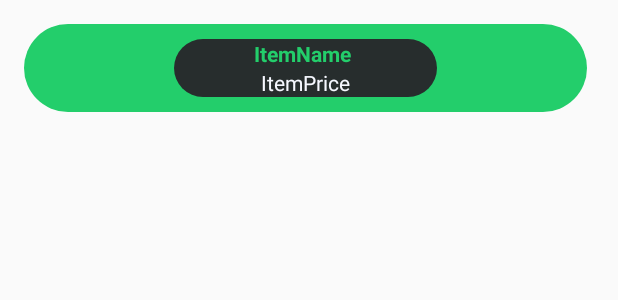
After one commit to AaronSwin/Martrack, an Android app: the layout inventory_l_layout.xml on its own in the app's theme, with its tools: preview values and no code run, on a phone screen of 412 x 824 dp. The commit adds this screen. Shown: the top 300 px of the screen. Run offline under Robolectric (Android 15) with nearby library versions, the phone set to English and light mode, and no system bars.

Commit message:
Recyler View Adapter updated (Port) - Parsing needs to be fixed

```diff
--- a/app/src/main/java/com/example/test/Storage.kt
+++ b/app/src/main/java/com/example/test/Storage.kt
@@ -24,7 +24,7 @@ import java.security.AccessControlContext
 
 object Storage {
 
-    var portList = mutableListOf<Port>()
+    var portList = ArrayList<Port>()
     var vesselList = mutableListOf<Vessel>()
     var regionList = mutableListOf<Region>()
     //Adds Vessel to list
@@ -49,7 +49,7 @@ object Storage {
         loadPort(context)
         loadRegion(context)
     }
-    fun Portparse(response: MutableList<Port>){
+    fun Portparse(response: ArrayList<Port>){
         this.portList = response
     }
     fun Vesselparse(response: MutableList<Vessel>){
@@ -126,8 +126,6 @@ object Storage {
             }
         })
     }
-
-
 }
 
 class vesselList(val vessels: List<Vessel>)
--- a/app/src/main/java/com/example/test/invAdaptePort.kt
+++ b/app/src/main/java/com/example/test/invAdaptePort.kt
@@ -12,27 +12,40 @@ class invAdaptePort(var clickListener: OnPortItemClickListener): RecyclerView.Ad
 
 
     inner class ViewHolder(val v: View): RecyclerView.ViewHolder(v) {
-            /* Check custom app */
+        val PortName = v.findViewById<TextView>(R.id.txtRecylerName)
+        val PortNumber = v.findViewById<TextView>(R.id.txtRecyclerPrice)
+
+        fun bind(port: Port,action: OnPortItemClickListener){
+
+
+            PortName.text = port.name
+            PortNumber.text = port.portID
+
+            v.setOnClickListener {
+                action.onItemClick(port,adapterPosition)
+            }
+        }
     }
 
     override fun onCreateViewHolder(parent: ViewGroup, viewType: Int): ViewHolder {
         val layoutInflater = LayoutInflater.from(parent.context)
         val view = layoutInflater
                 /*fix*/
-            .inflate(R.layout.activity_maps,parent,false) as View
+            .inflate(R.layout.inventory_l_layout,parent,false) as View
         return ViewHolder(view)
     }
 
-    override fun getItemCount(): Int =  0 /*inventory.count()*/
+    override fun getItemCount():Int{
+        return Storage.portList.size
+    }
+    override fun onBindViewHolder(holder: ViewHolder, position: Int) {
 
-
-    override fun onBindViewHolder(holder: ViewHolder, position: Int) {
-        TODO("Not yet implemented")
+        holder.bind(Storage.portList[position],clickListener)
     }
 
 }
 
 interface OnPortItemClickListener{
     /*fix int */
-    fun onItemClick(item: Int , position: Int)
+    fun onItemClick(port: Port , position: Int)
 }
--- a/app/src/main/java/com/example/test/ports.kt
+++ b/app/src/main/java/com/example/test/ports.kt
@@ -13,11 +13,16 @@ class ports : AppCompatActivity(), OnPortItemClickListener{
     override fun onCreate(savedInstanceState: Bundle?) {
         super.onCreate(savedInstanceState)
         setContentView(R.layout.activity_ports)
+
+
         val list = findViewById<RecyclerView>(R.id.viewPort)
+
         val itemTouchHelper = ItemTouchHelper(itemTouchHelperCallback)
         itemTouchHelper.attachToRecyclerView(viewPort)
+
         list.adapter = invAdaptePort(this)
         list.layoutManager = LinearLayoutManager(this)
+
     }
     private val itemTouchHelperCallback =
         object :
@@ -43,7 +48,7 @@ class ports : AppCompatActivity(), OnPortItemClickListener{
 
         }
 
-    override fun onItemClick(item: Int, position: Int) {
+    override fun onItemClick(port: Port, position: Int) {
         TODO("Not yet implemented")
     }
 }
--- /dev/null
+++ b/app/src/main/res/drawable/bg_items.xml
@@ -0,0 +1,7 @@
+<?xml version="1.0" encoding="utf-8"?>
+<shape xmlns:android="http://schemas.android.com/apk/res/android">
+    <solid
+        android:color="@color/dGreen"/>
+    <corners
+        android:radius="20dp"/>
+</shape>
--- /dev/null
+++ b/app/src/main/res/drawable/recycler.xml
@@ -0,0 +1,5 @@
+<?xml version="1.0" encoding="utf-8"?>
+<shape xmlns:android="http://schemas.android.com/apk/res/android">
+    <solid android:color="@color/green"/>
+    <corners android:radius="30dp"/>
+</shape>
--- /dev/null
+++ b/app/src/main/res/layout/inventory_l_layout.xml
@@ -0,0 +1,43 @@
+<?xml version="1.0" encoding="utf-8"?>
+<LinearLayout xmlns:android="http://schemas.android.com/apk/res/android"
+    xmlns:app="http://schemas.android.com/apk/res-auto"
+    xmlns:tools="http://schemas.android.com/tools"
+    android:layout_width="375dp"
+    android:layout_height="wrap_content"
+    android:layout_marginLeft="16dp"
+    android:layout_marginTop="16dp"
+    android:layout_marginRight="16dp"
+    android:background="@drawable/recycler"
+    android:orientation="vertical">
+
+    <LinearLayout
+        android:layout_width="match_parent"
+        android:layout_height="match_parent"
+        android:layout_marginLeft="100dp"
+        android:layout_marginTop="10dp"
+        android:layout_marginRight="100dp"
+        android:layout_marginBottom="10dp"
+        android:background="@drawable/bg_items"
+        android:orientation="vertical">
+
+
+        <TextView
+            android:id="@+id/txtRecylerName"
+            android:layout_width="match_parent"
+            android:layout_height="wrap_content"
+            android:text="ItemName "
+            android:textAlignment="center"
+            android:textColor="@color/green"
+
+            android:textStyle="bold" />
+
+        <TextView
+            android:id="@+id/txtRecyclerPrice"
+            android:layout_width="match_parent"
+            android:layout_height="wrap_content"
+            android:text="ItemPrice"
+            android:textAlignment="center"
+            android:textColor="@color/gWhite" />
+    </LinearLayout>
+
+</LinearLayout>
--- a/app/src/main/res/values/colors.xml
+++ b/app/src/main/res/values/colors.xml
@@ -4,4 +4,9 @@
     <color name="colorPrimaryDark">#3700B3</color>
     <color name="colorAccent">#03DAC5</color>
     <color name="backGrey">#333333</color>
+
+
+    <color name="green">#23CE6B</color>
+    <color name="dGreen">#272D2D</color>
+    <color name="gWhite">#F6F8FF</color>
 </resources>
```
